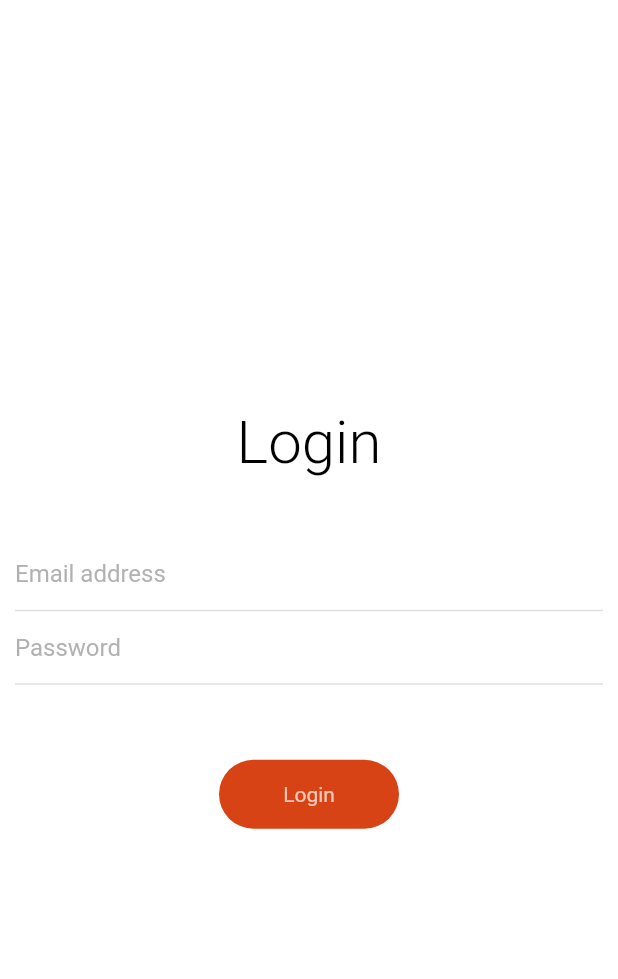
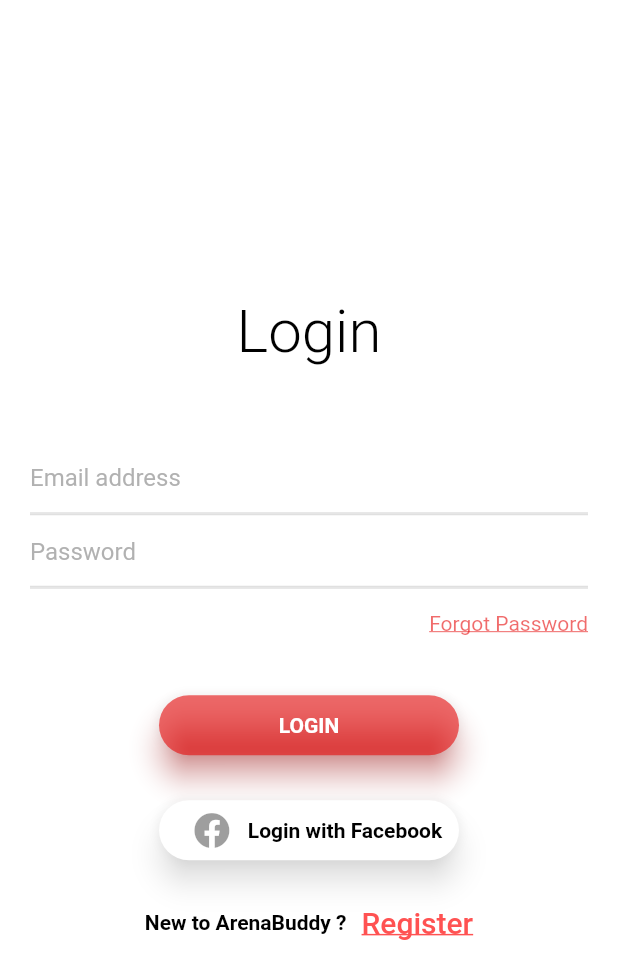
Before and after one commit to MOKSHA22/Login-App-with-Splash-Screen, a Flutter app: the LoginPage screen opened directly, on a phone screen of 412 x 824 dp. Shown: the top 979 px of the screen. Run offline on Flutter 3.47's test engine with Material 2 defaults, Android fonts, the phone set to English and light mode, and no system bars; our stand-ins replace font_awesome_flutter, page_transition, simple_animations; Roboto replaces fonts that are missing (Open_sans).

Commit message:
loginPage

```diff
--- a/lib/login_and_registration/login_page.dart
+++ b/lib/login_and_registration/login_page.dart
@@ -1,4 +1,6 @@
+import 'package:flutter/cupertino.dart';
 import 'package:flutter/material.dart';
+import 'package:font_awesome_flutter/font_awesome_flutter.dart';
 import 'package:loginwithsplashscreen/Animations/fadeAnimation.dart';
 
 class LoginPage extends StatefulWidget {
@@ -31,7 +33,7 @@ class _LoginPageState extends State<LoginPage> {
           ),
           SizedBox(height: 30,),
           FadeAnimation(1.5, Container(
-              padding: EdgeInsets.all(10),
+            padding: EdgeInsets.all(20),
             decoration: BoxDecoration(
                 borderRadius: BorderRadius.circular(10),
                 color: Colors.white
@@ -56,8 +58,8 @@ class _LoginPageState extends State<LoginPage> {
 //                  ),
                 Container(
                   decoration: BoxDecoration(
-                        border: Border(bottom: BorderSide(color: Colors
-                            .grey[300]))
+                    border: Border(bottom: BorderSide(color: Colors.grey[300])),
+
                   ),
                   child: TextField(
                     // decoration: new InputDecoration(labelText: 'Email'),
@@ -66,9 +68,18 @@ class _LoginPageState extends State<LoginPage> {
                     decoration: InputDecoration(
                       border: InputBorder.none,
                       //labelText: 'Email',
-                        hintStyle: TextStyle(color: Colors.grey.withOpacity(
-                            .8)),
+                      hintStyle: TextStyle(color: Colors.grey.withOpacity(.8)),
                       hintText: "Email address",
+                      enabledBorder: UnderlineInputBorder(
+                        borderSide: BorderSide(
+                            color: Colors.grey[300]
+                        ),
+                      ),
+                      focusedBorder: UnderlineInputBorder(
+                        borderSide: BorderSide(
+                            color: Colors.deepOrange
+                        ),
+                      ),
                     ),
                   ),
                 ),
@@ -99,50 +110,155 @@ class _LoginPageState extends State<LoginPage> {
                       border: InputBorder.none,
                       hintStyle: TextStyle(color: Colors.grey.withOpacity(
                           .8)),
-                          hintText: "Password"
+                      hintText: "Password",
+                      enabledBorder: UnderlineInputBorder(
+                        borderSide: BorderSide(
+                            color: Colors.grey[300]
+                        ),
+                      ),
+                      focusedBorder: UnderlineInputBorder(
+                        borderSide: BorderSide(
+                            color: Colors.deepOrange
+                        ),
+                      ),
+                    ),
+                  ),
+                ),
+                Container(
+                  padding: EdgeInsets.only(top: 15.0, left: 20.0),
+                  alignment: Alignment(1.0, 0.0),
+                  child: InkWell(
+                    child: Text('Forgot Password',
+                      style: TextStyle(
+                          color: Color.fromRGBO(230, 10, 10, 0.6),
+                          fontFamily: 'Open_sans',
+                          fontWeight: FontWeight.w400,
+                          decoration: TextDecoration.underline
+                      ),
                     ),
                   ),
                 ),
               ],
             ),
-            )),
-            SizedBox(height: 40,),
+          ),
+          ),
+//            SizedBox(
+//              height: 4.0,),
+          SizedBox(height: 20,),
           FadeAnimation(1.8, Center(
             child: Container(
-                width: 120,
-                padding: EdgeInsets.all(15),
-                decoration: BoxDecoration(
-                    borderRadius: BorderRadius.circular(50),
-                    color: Colors.deepOrange[800],
+              width: 200,
+              height: 40.0,
+              child: Material(
+                borderRadius: BorderRadius.circular(20.0),
+                shadowColor: Colors.redAccent,
+                color: Color.fromRGBO(230, 10, 10, 0.6),
+                elevation: 8.0,
+                child: GestureDetector(
+                  onTap: () {},
+                  child: Center(
+                    child: Text(
+                      'LOGIN',
+                      style: TextStyle(
+                          color: Colors.white,
+                          fontWeight: FontWeight.bold,
+                          fontFamily: 'Open_sans'
                       ),
-                child: Center(child: Text("Login",
-                  style: TextStyle(color: Colors.white.withOpacity(.7)),
+                    ),
+                  ),
+                ),
+              ),
+//                padding: EdgeInsets.all(15),
+//                decoration: BoxDecoration(
+//                    borderRadius: BorderRadius.circular(50),
+//                    color: Colors.deepOrange[800],
+//                ),
+//                child: Center(child: Text("Login",
+//                  style: TextStyle(color: Colors.white.withOpacity(.7)),
+//
+//                ))
+            ),
+          ),
+          ),
+      SizedBox(
+        height: 30,
+      ),
+            FadeAnimation(1.8, Center(
+              child: Container(
+              width: 200,
+              height: 40.0,
+                  child: Material(
+                      borderRadius: BorderRadius.circular(20.0),
+                      shadowColor: Colors.white,
+                      color: Colors.white,
+                      elevation: 8.0,
+                          child: GestureDetector(
+                            onTap: () {},
+                              child: Center(
+                                child: Row(
+                                  mainAxisAlignment: MainAxisAlignment.center,
+                                  children: <Widget>[
+                                    Center(
+                                      child: IconButton(
+                                icon: FaIcon(
+                                    FontAwesomeIcons.facebook),
+                                ),
+                                    ),
+//                                    SizedBox(
+//                                      width: 10.0,
+//                                    ),
+                                    Center(
+                                      child: Text(
+                                        'Login with Facebook',
+                                        style: TextStyle(
+                                            color: Colors.black,
+                                            fontWeight: FontWeight.bold,
+                                            fontFamily: 'Open_sans'
+                                        ),
+                                      ),
+                                    )
+                                  ],
+                                )
 
-                ))
                                   ),
-            )),
+                                    ),
+                          ),
+                ),
+            ),
+            ),
+          SizedBox(height: 30),
+    FadeAnimation(2.0, Row(
+            mainAxisAlignment: MainAxisAlignment.center,
+            children: <Widget>[
+              Text(
+                'New to ArenaBuddy ?',
+                style: TextStyle(
+                  fontFamily: 'Open_sans',
+                  fontWeight: FontWeight.bold,
+                  color: Colors.black
+                ),
+              ),
+              SizedBox(
+                width: 10.0,
+              ),
+              InkWell(
+                onTap: (){},
+                child: Text(
+                  'Register',
+                      style: TextStyle(
+                          color: Colors.redAccent,
+                          fontFamily: 'Open_sans',
+                          fontWeight: FontWeight.w500,
+                          decoration: TextDecoration.underline,
+                          fontSize: 20
+                      )
+                ),
+              )
+            ],
+          )
+          ),
         ],
       ),
     );
   }
-
-//        children: <Widget>[
-//          Container(
-//            child: Stack(
-//              children: <Widget>[
-//                Container(
-//                  padding: EdgeInsets.all(30),
-//                  child: Text(
-//                    'Login'
-//                  ),
-//                )
-//              ],
-//            ),
-//          )
-//        ],
-//      )
-//              }
-//}
-//
-
 }
--- a/lib/main.dart
+++ b/lib/main.dart
@@ -102,6 +102,7 @@ class _SplashScreenState extends State<SplashScreen> with TickerProviderStateMix
       }
     });
   }
+
 
 
   @override
--- a/pubspec.yaml
+++ b/pubspec.yaml
@@ -21,6 +21,8 @@ dependencies:
     sdk: flutter
   simple_animations : 1.3.9
   page_transition: 1.1.4
+  font_awesome_flutter: 8.7.0
+
   # The following adds the Cupertino Icons font to your application.
   # Use with the CupertinoIcons class for iOS style icons.
   cupertino_icons: ^0.1.2
```
Also changed, not shown: pubspec.lock. Lines whose indentation alone changed are shown as unchanged.
